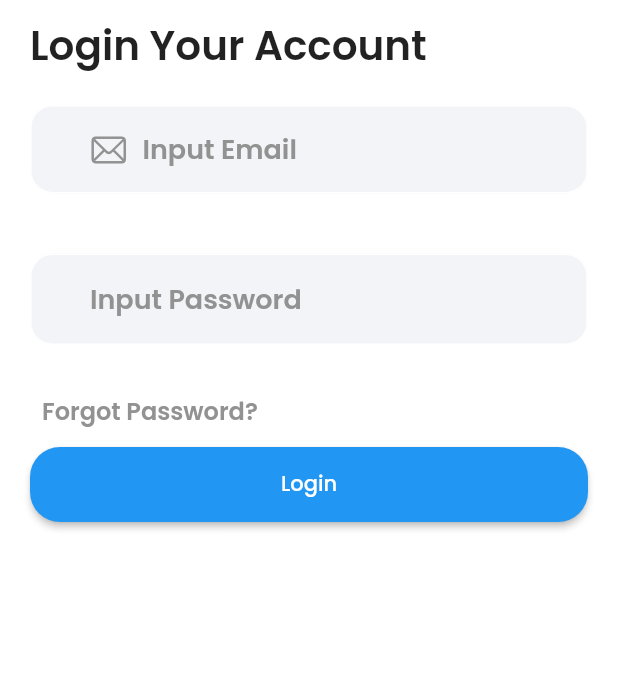
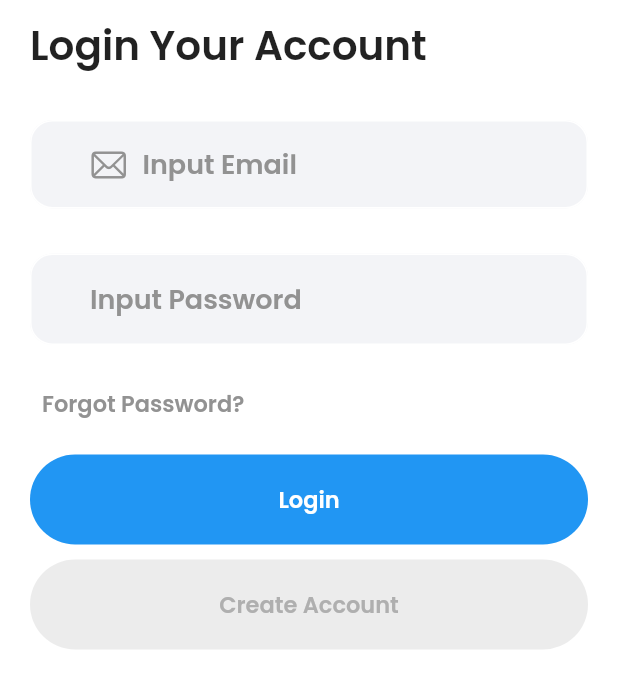
Before and after one commit to usmanisofficial/evento, a Flutter app: the screen it shows after launch, on a phone screen of 412 x 824 dp. Shown: the top 688 px of the screen. Run offline on Flutter 3.47's test engine with Material 2 defaults, Android fonts, the phone set to English and light mode, and no system bars; our stand-ins replace google_fonts.

Commit message:
Login Completed

```diff
--- a/lib/login.dart
+++ b/lib/login.dart
@@ -31,7 +31,7 @@ class LoginPage extends StatelessWidget {
                   child: Column(
                 children: [
                   const SizedBox(
-                    height: 20,
+                    height: 30,
                   ),
                   TextFormField(
                     decoration: InputDecoration(
@@ -70,7 +70,7 @@ class LoginPage extends StatelessWidget {
                     ),
                   ),
                   const SizedBox(
-                    height: 40,
+                    height: 30,
                   ),
                   TextFormField(
                     decoration: InputDecoration(
@@ -100,7 +100,7 @@ class LoginPage extends StatelessWidget {
                         contentPadding: EdgeInsets.fromLTRB(40, p, p, p)),
                   ),
                   const SizedBox(
-                    height: 20,
+                    height: 15,
                   ),
                   TextButton(
                     onPressed: () {},
@@ -109,27 +109,68 @@ class LoginPage extends StatelessWidget {
                       child: Text(
                         "Forgot Password?",
                         style: TextStyle(
-                          fontSize: 16,
+                          fontSize: 15,
                           fontWeight: FontWeight.w600,
                           color: Color.fromARGB(255, 146, 146, 146),
                         ),
                       ),
                     ),
                   ),
+                  const SizedBox(
+                    height: 10,
+                  ),
                   ElevatedButton(
                     onPressed: () {},
                     style: ButtonStyle(
-                        minimumSize: MaterialStateProperty.all(
-                          const Size(double.infinity, 50),
+                      elevation: MaterialStateProperty.all(0),
+                      minimumSize: MaterialStateProperty.all(
+                        const Size(double.infinity, 60),
+                      ),
+                      fixedSize: MaterialStateProperty.all(
+                          Size.fromWidth(MediaQuery.of(context).size.width)),
+                      shape: MaterialStateProperty.all<RoundedRectangleBorder>(
+                        RoundedRectangleBorder(
+                          borderRadius: BorderRadius.circular(30),
                         ),
-                        fixedSize: MaterialStateProperty.all(
-                            Size.fromWidth(MediaQuery.of(context).size.width)),
-                        shape:
-                            MaterialStateProperty.all<RoundedRectangleBorder>(
-                                RoundedRectangleBorder(
-                          borderRadius: BorderRadius.circular(20),
-                        ))),
-                    child: const Text("Login"),
+                      ),
+                    ),
+                    child: const Text(
+                      "Login",
+                      style: TextStyle(
+                        fontSize: 15,
+                        fontWeight: FontWeight.w600,
+                      ),
+                    ),
+                  ),
+                  const SizedBox(
+                    height: 10,
+                  ),
+                  ElevatedButton(
+                    onPressed: () {},
+                    style: ButtonStyle(
+                      elevation: MaterialStateProperty.all(0),
+                      backgroundColor: MaterialStateProperty.all(
+                        Color.fromARGB(255, 236, 236, 236),
+                      ),
+                      minimumSize: MaterialStateProperty.all(
+                        const Size(double.infinity, 60),
+                      ),
+                      fixedSize: MaterialStateProperty.all(
+                          Size.fromWidth(MediaQuery.of(context).size.width)),
+                      shape: MaterialStateProperty.all<RoundedRectangleBorder>(
+                        RoundedRectangleBorder(
+                          borderRadius: BorderRadius.circular(30),
+                        ),
+                      ),
+                    ),
+                    child: const Text(
+                      "Create Account",
+                      style: TextStyle(
+                        fontSize: 15,
+                        fontWeight: FontWeight.w600,
+                        color: Color.fromARGB(255, 175, 175, 175),
+                      ),
+                    ),
                   ),
                 ],
               ))
```
